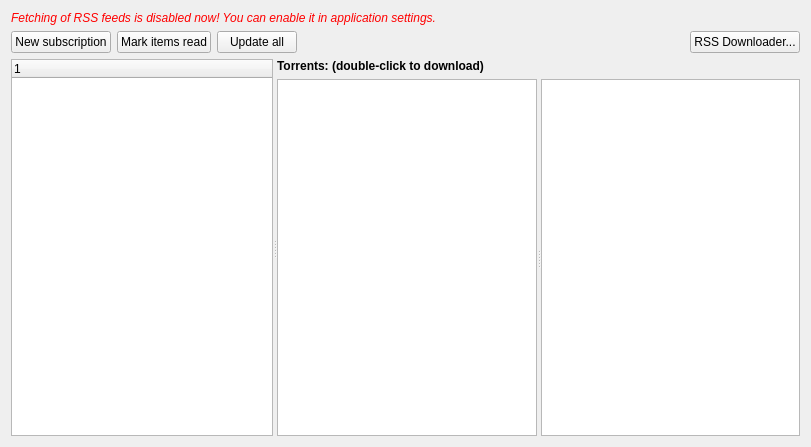
qbittorrent/qBittorrent, file src/gui/rss/rsswidget.ui: the form before one commit.
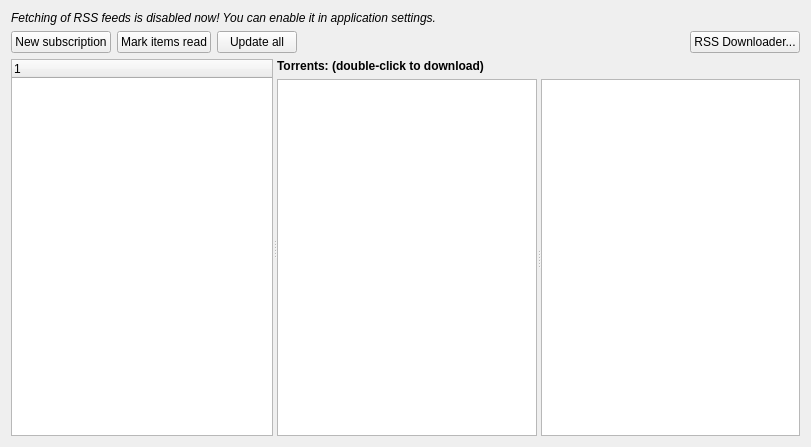
The form after the commit. Custom widgets are drawn as their Qt base class.

Commit message: RSS: keep warning link palette-aware

Diff of the .ui file:
```diff
--- a/src/gui/rss/rsswidget.ui
+++ b/src/gui/rss/rsswidget.ui
@@ -28,7 +28,7 @@
       </font>
      </property>
      <property name="text">
-      <string>&lt;html&gt;&lt;head/&gt;&lt;body&gt;&lt;p&gt;&lt;a href=&quot;#&quot;&gt;&lt;span style=&quot; text-decoration: none; color:#ff0000;&quot;&gt;Fetching of RSS feeds is disabled now! You can enable it in application settings.&lt;/span&gt;&lt;/a&gt;&lt;/p&gt;&lt;/body&gt;&lt;/html&gt;</string>
+      <string>Fetching of RSS feeds is disabled now! You can enable it in application settings.</string>
      </property>
      <property name="wordWrap">
       <bool>true</bool>
```
Left out of the diff: 3 changed lines with no effect on the pictures. The commit also changes 1 other file.
